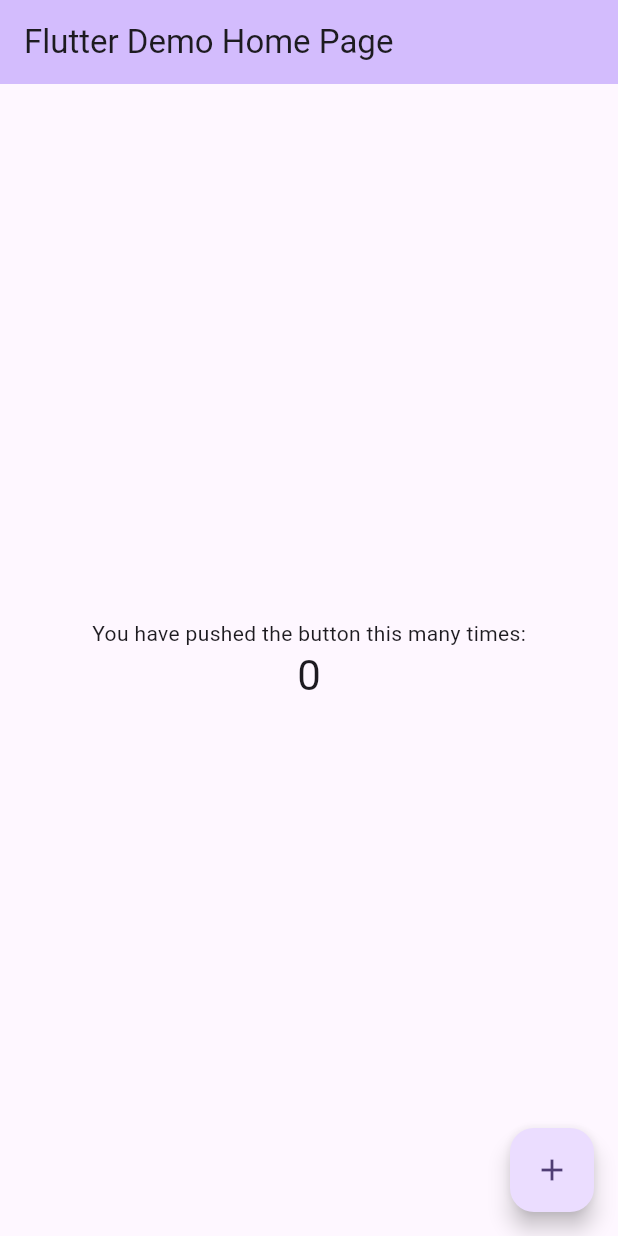
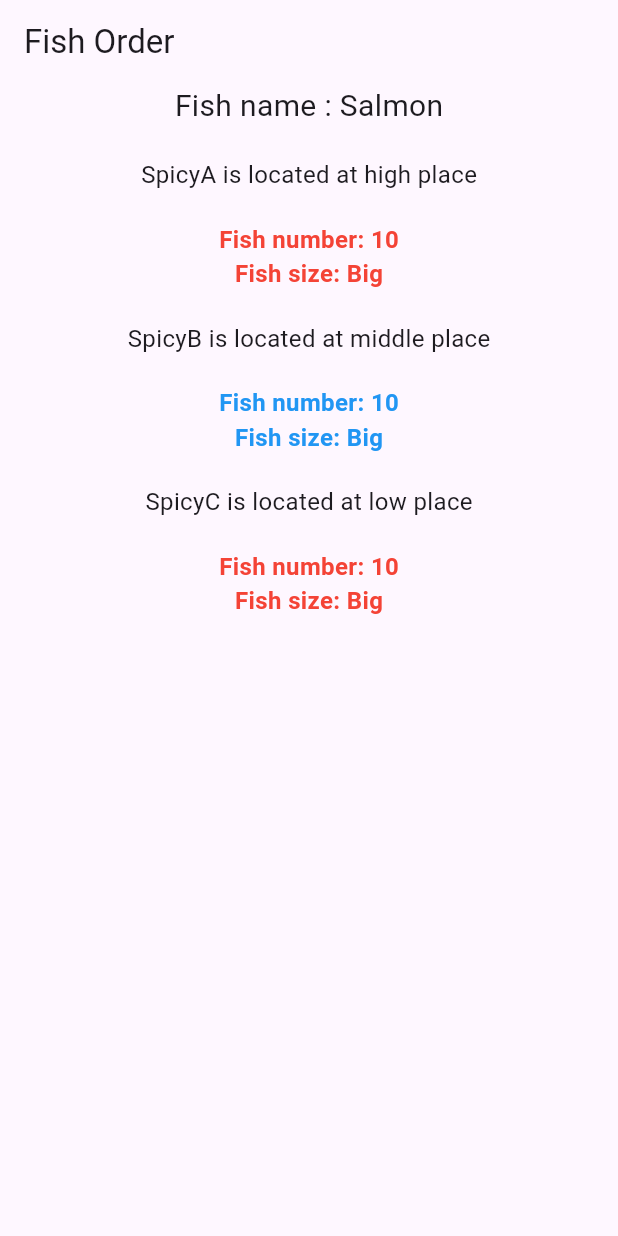
Before and after one commit to sjpark0765/practice-flutter-apps, a Flutter app: the screen it shows after launch, on a phone screen of 412 x 824 dp. Run offline on Flutter 3.47's test engine with Material 3 defaults, Android fonts, the phone set to English and light mode, and no system bars.

Commit message:
provider 공부

```diff
--- a/lib/main.dart
+++ b/lib/main.dart
@@ -1,125 +1,6 @@
 import 'package:flutter/material.dart';
+import 'package:practice_flutter_apps/provider_1/provider_app_01.dart';
 
 void main() {
-  runApp(const MyApp());
+  runApp(const ProviderApp01());
 }
-
-class MyApp extends StatelessWidget {
-  const MyApp({super.key});
-
-  // This widget is the root of your application.
-  @override
-  Widget build(BuildContext context) {
-    return MaterialApp(
-      title: 'Flutter Demo',
-      theme: ThemeData(
-        // This is the theme of your application.
-        //
-        // TRY THIS: Try running your application with "flutter run". You'll see
-        // the application has a purple toolbar. Then, without quitting the app,
-        // try changing the seedColor in the colorScheme below to Colors.green
-        // and then invoke "hot reload" (save your changes or press the "hot
-        // reload" button in a Flutter-supported IDE, or press "r" if you used
-        // the command line to start the app).
-        //
-        // Notice that the counter didn't reset back to zero; the application
-        // state is not lost during the reload. To reset the state, use hot
-        // restart instead.
-        //
-        // This works for code too, not just values: Most code changes can be
-        // tested with just a hot reload.
-        colorScheme: ColorScheme.fromSeed(seedColor: Colors.deepPurple),
-        useMaterial3: true,
-      ),
-      home: const MyHomePage(title: 'Flutter Demo Home Page'),
-    );
-  }
-}
-
-class MyHomePage extends StatefulWidget {
-  const MyHomePage({super.key, required this.title});
-
-  // This widget is the home page of your application. It is stateful, meaning
-  // that it has a State object (defined below) that contains fields that affect
-  // how it looks.
-
-  // This class is the configuration for the state. It holds the values (in this
-  // case the title) provided by the parent (in this case the App widget) and
-  // used by the build method of the State. Fields in a Widget subclass are
-  // always marked "final".
-
-  final String title;
-
-  @override
-  State<MyHomePage> createState() => _MyHomePageState();
-}
-
-class _MyHomePageState extends State<MyHomePage> {
-  int _counter = 0;
-
-  void _incrementCounter() {
-    setState(() {
-      // This call to setState tells the Flutter framework that something has
-      // changed in this State, which causes it to rerun the build method below
-      // so that the display can reflect the updated values. If we changed
-      // _counter without calling setState(), then the build method would not be
-      // called again, and so nothing would appear to happen.
-      _counter++;
-    });
-  }
-
-  @override
-  Widget build(BuildContext context) {
-    // This method is rerun every time setState is called, for instance as done
-    // by the _incrementCounter method above.
-    //
-    // The Flutter framework has been optimized to make rerunning build methods
-    // fast, so that you can just rebuild anything that needs updating rather
-    // than having to individually change instances of widgets.
-    return Scaffold(
-      appBar: AppBar(
-        // TRY THIS: Try changing the color here to a specific color (to
-        // Colors.amber, perhaps?) and trigger a hot reload to see the AppBar
-        // change color while the other colors stay the same.
-        backgroundColor: Theme.of(context).colorScheme.inversePrimary,
-        // Here we take the value from the MyHomePage object that was created by
-        // the App.build method, and use it to set our appbar title.
-        title: Text(widget.title),
-      ),
-      body: Center(
-        // Center is a layout widget. It takes a single child and positions it
-        // in the middle of the parent.
-        child: Column(
-          // Column is also a layout widget. It takes a list of children and
-          // arranges them vertically. By default, it sizes itself to fit its
-          // children horizontally, and tries to be as tall as its parent.
-          //
-          // Column has various properties to control how it sizes itself and
-          // how it positions its children. Here we use mainAxisAlignment to
-          // center the children vertically; the main axis here is the vertical
-          // axis because Columns are vertical (the cross axis would be
-          // horizontal).
-          //
-          // TRY THIS: Invoke "debug painting" (choose the "Toggle Debug Paint"
-          // action in the IDE, or press "p" in the console), to see the
-          // wireframe for each widget.
-          mainAxisAlignment: MainAxisAlignment.center,
-          children: <Widget>[
-            const Text(
-              'You have pushed the button this many times:',
-            ),
-            Text(
-              '$_counter',
-              style: Theme.of(context).textTheme.headlineMedium,
-            ),
-          ],
-        ),
-      ),
-      floatingActionButton: FloatingActionButton(
-        onPressed: _incrementCounter,
-        tooltip: 'Increment',
-        child: const Icon(Icons.add),
-      ), // This trailing comma makes auto-formatting nicer for build methods.
-    );
-  }
-}
--- /dev/null
+++ b/lib/provider_1/fish_model.dart
@@ -0,0 +1,7 @@
+class FishModel {
+  final String name;
+  final int number;
+  final String size;
+
+  FishModel({required this.name, required this.number, required this.size});
+}
--- /dev/null
+++ b/lib/provider_1/provider_app_01.dart
@@ -0,0 +1,172 @@
+import 'package:flutter/material.dart';
+import 'package:provider/provider.dart';
+import 'package:practice_flutter_apps/provider_1/fish_model.dart';
+
+class ProviderApp01 extends StatelessWidget {
+  const ProviderApp01({Key? key}) : super(key: key);
+
+  @override
+  Widget build(BuildContext context) {
+    return Provider(
+      create: (context) => FishModel(name: 'Salmon', number: 10, size: 'Big'),
+      child: const MaterialApp(
+        home: FishOrder(),
+      ),
+    );
+  }
+}
+
+class FishOrder extends StatelessWidget {
+  const FishOrder({Key? key}) : super(key: key);
+  @override
+  Widget build(BuildContext context) {
+    return Scaffold(
+        appBar: AppBar(
+          title: const Text('Fish Order'),
+        ),
+        body: Center(
+          child: Column(
+            children: [
+              Text(
+                'Fish name : ${Provider.of<FishModel>(context).name}',
+                style: const TextStyle(fontSize: 20),
+              ),
+              const SizedBox(
+                height: 20,
+              ),
+              High(),
+            ],
+          ),
+        ));
+  }
+}
+
+class High extends StatelessWidget {
+  const High({Key? key}) : super(key: key);
+
+  @override
+  Widget build(BuildContext context) {
+    return const Column(
+      children: [
+        Text(
+          'SpicyA is located at high place',
+          style: TextStyle(fontSize: 16),
+        ),
+        SizedBox(
+          height: 20,
+        ),
+        SpicyA(),
+      ],
+    );
+  }
+}
+
+class SpicyA extends StatelessWidget {
+  const SpicyA({Key? key}) : super(key: key);
+  @override
+  Widget build(BuildContext context) {
+    return Column(
+      children: [
+        Text(
+          'Fish number: ${Provider.of<FishModel>(context).number}',
+          style: const TextStyle(
+              fontSize: 16, color: Colors.red, fontWeight: FontWeight.bold),
+        ),
+        Text('Fish size: ${Provider.of<FishModel>(context).size}',
+            style: const TextStyle(
+                fontSize: 16, color: Colors.red, fontWeight: FontWeight.bold)),
+        SizedBox(
+          height: 20,
+        ),
+        Middle(),
+      ],
+    );
+  }
+}
+
+class Middle extends StatelessWidget {
+  const Middle({Key? key}) : super(key: key);
+  @override
+  Widget build(BuildContext context) {
+    return const Column(
+      children: [
+        Text(
+          'SpicyB is located at middle place',
+          style: TextStyle(fontSize: 16),
+        ),
+        SizedBox(
+          height: 20,
+        ),
+        SpicyB(),
+      ],
+    );
+  }
+}
+
+class SpicyB extends StatelessWidget {
+  const SpicyB({Key? key}) : super(key: key);
+  @override
+  Widget build(BuildContext context) {
+    return Column(
+      children: [
+        Text(
+          'Fish number: ${Provider.of<FishModel>(context).number}',
+          style: const TextStyle(
+              fontSize: 16, color: Colors.blue, fontWeight: FontWeight.bold),
+        ),
+        Text('Fish size: ${Provider.of<FishModel>(context).size}',
+            style: const TextStyle(
+                fontSize: 16, color: Colors.blue, fontWeight: FontWeight.bold)),
+        const SizedBox(
+          height: 20,
+        ),
+        Low(),
+      ],
+    );
+  }
+}
+
+class Low extends StatelessWidget {
+  const Low({Key? key}) : super(key: key);
+
+  @override
+  Widget build(BuildContext context) {
+    return const Column(
+      children: [
+        Text(
+          'SpicyC is located at low place',
+          style: TextStyle(
+            fontSize: 16,
+          ),
+        ),
+        SizedBox(
+          height: 20,
+        ),
+        SpicyC()
+      ],
+    );
+  }
+}
+
+class SpicyC extends StatelessWidget {
+  const SpicyC({Key? key}) : super(key: key);
+
+  @override
+  Widget build(BuildContext context) {
+    return Column(children: [
+      Text(
+        'Fish number: ${Provider.of<FishModel>(context).number}',
+        style: const TextStyle(
+            fontSize: 16, color: Colors.red, fontWeight: FontWeight.bold),
+      ),
+      Text(
+        'Fish size: ${Provider.of<FishModel>(context).size}',
+        style: const TextStyle(
+            fontSize: 16, color: Colors.red, fontWeight: FontWeight.bold),
+      ),
+      const SizedBox(
+        height: 20,
+      ),
+    ]);
+  }
+}
```
Also changed, not shown: pubspec.yaml (+3 -4 lines), pubspec.lock.
